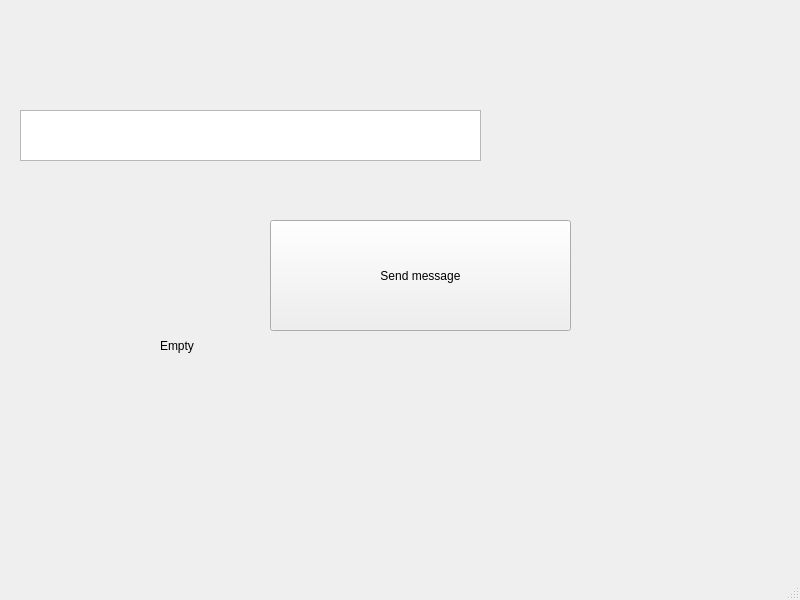
Old version of the form Client (game)/Game/game_window.ui in the repository Dcastroe10/Proyecto-1-Datos-II.
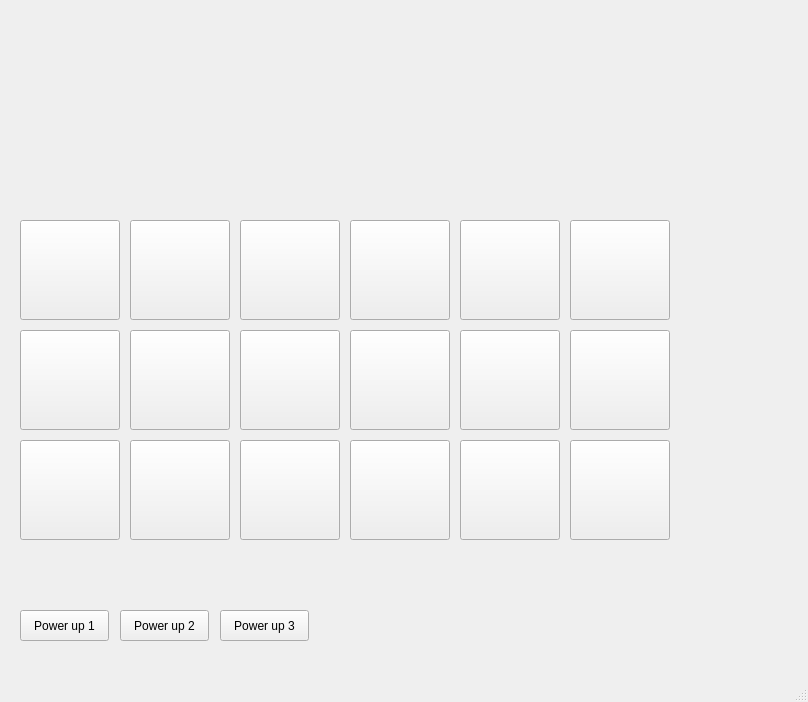
New version of the form.

```diff
--- a/Client (game)/Game/game_window.ui
+++ b/Client (game)/Game/game_window.ui
@@ -6,48 +6,285 @@
    <rect>
     <x>0</x>
     <y>0</y>
-    <width>800</width>
-    <height>600</height>
+    <width>808</width>
+    <height>702</height>
    </rect>
   </property>
   <property name="windowTitle">
    <string>game_window</string>
   </property>
   <widget class="QWidget" name="centralwidget">
-   <widget class="QTextEdit" name="textEdit">
+   <widget class="QPushButton" name="pushButton_1">
     <property name="geometry">
      <rect>
       <x>20</x>
-      <y>110</y>
-      <width>461</width>
-      <height>51</height>
+      <y>220</y>
+      <width>100</width>
+      <height>100</height>
      </rect>
     </property>
+    <property name="text">
+     <string/>
+    </property>
    </widget>
    <widget class="QPushButton" name="pushButton">
     <property name="geometry">
      <rect>
-      <x>270</x>
+      <x>130</x>
       <y>220</y>
-      <width>301</width>
-      <height>111</height>
+      <width>100</width>
+      <height>100</height>
      </rect>
     </property>
     <property name="text">
-     <string>Send message</string>
+     <string/>
     </property>
    </widget>
-   <widget class="QLabel" name="label_de_prueba">
+   <widget class="QPushButton" name="pushButton_3">
     <property name="geometry">
      <rect>
-      <x>160</x>
-      <y>310</y>
-      <width>301</width>
-      <height>71</height>
+      <x>240</x>
+      <y>220</y>
+      <width>100</width>
+      <height>100</height>
      </rect>
     </property>
     <property name="text">
-     <string>Empty</string>
+     <string/>
+    </property>
+   </widget>
+   <widget class="QPushButton" name="pushButton_4">
+    <property name="geometry">
+     <rect>
+      <x>350</x>
+      <y>220</y>
+      <width>100</width>
+      <height>100</height>
+     </rect>
+    </property>
+    <property name="text">
+     <string/>
+    </property>
+   </widget>
+   <widget class="QPushButton" name="pushButton_5">
+    <property name="geometry">
+     <rect>
+      <x>460</x>
+      <y>220</y>
+      <width>100</width>
+      <height>100</height>
+     </rect>
+    </property>
+    <property name="text">
+     <string/>
+    </property>
+   </widget>
+   <widget class="QPushButton" name="pushButton_6">
+    <property name="geometry">
+     <rect>
+      <x>570</x>
+      <y>220</y>
+      <width>100</width>
+      <height>100</height>
+     </rect>
+    </property>
+    <property name="text">
+     <string/>
+    </property>
+   </widget>
+   <widget class="QPushButton" name="pushButton_7">
+    <property name="geometry">
+     <rect>
+      <x>20</x>
+      <y>330</y>
+      <width>100</width>
+      <height>100</height>
+     </rect>
+    </property>
+    <property name="text">
+     <string/>
+    </property>
+   </widget>
+   <widget class="QPushButton" name="pushButton_8">
+    <property name="geometry">
+     <rect>
+      <x>130</x>
+      <y>330</y>
+      <width>100</width>
+      <height>100</height>
+     </rect>
+    </property>
+    <property name="text">
+     <string/>
+    </property>
+   </widget>
+   <widget class="QPushButton" name="pushButton_9">
+    <property name="geometry">
+     <rect>
+      <x>240</x>
+      <y>330</y>
+      <width>100</width>
+      <height>100</height>
+     </rect>
+    </property>
+    <property name="text">
+     <string/>
+    </property>
+   </widget>
+   <widget class="QPushButton" name="pushButton_10">
+    <property name="geometry">
+     <rect>
+      <x>350</x>
+      <y>330</y>
+      <width>100</width>
+      <height>100</height>
+     </rect>
+    </property>
+    <property name="text">
+     <string/>
+    </property>
+   </widget>
+   <widget class="QPushButton" name="pushButton_11">
+    <property name="geometry">
+     <rect>
+      <x>460</x>
+      <y>330</y>
+      <width>100</width>
+      <height>100</height>
+     </rect>
+    </property>
+    <property name="text">
+     <string/>
+    </property>
+   </widget>
+   <widget class="QPushButton" name="pushButton_12">
+    <property name="geometry">
+     <rect>
+      <x>570</x>
+      <y>330</y>
+      <width>100</width>
+      <height>100</height>
+     </rect>
+    </property>
+    <property name="text">
+     <string/>
+    </property>
+   </widget>
+   <widget class="QPushButton" name="pushButton_13">
+    <property name="geometry">
+     <rect>
+      <x>20</x>
+      <y>440</y>
+      <width>100</width>
+      <height>100</height>
+     </rect>
+    </property>
+    <property name="text">
+     <string/>
+    </property>
+   </widget>
+   <widget class="QPushButton" name="pushButton_14">
+    <property name="geometry">
+     <rect>
+      <x>130</x>
+      <y>440</y>
+      <width>100</width>
+      <height>100</height>
+     </rect>
+    </property>
+    <property name="text">
+     <string/>
+    </property>
+   </widget>
+   <widget class="QPushButton" name="pushButton_15">
+    <property name="geometry">
+     <rect>
+      <x>240</x>
+      <y>440</y>
+      <width>100</width>
+      <height>100</height>
+     </rect>
+    </property>
+    <property name="text">
+     <string/>
+    </property>
+   </widget>
+   <widget class="QPushButton" name="pushButton_16">
+    <property name="geometry">
+     <rect>
+      <x>350</x>
+      <y>440</y>
+      <width>100</width>
+      <height>100</height>
+     </rect>
+    </property>
+    <property name="text">
+     <string/>
+    </property>
+   </widget>
+   <widget class="QPushButton" name="pushButton_17">
+    <property name="geometry">
+     <rect>
+      <x>460</x>
+      <y>440</y>
+      <width>100</width>
+      <height>100</height>
+     </rect>
+    </property>
+    <property name="text">
+     <string/>
+    </property>
+   </widget>
+   <widget class="QPushButton" name="pushButton_18">
+    <property name="geometry">
+     <rect>
+      <x>570</x>
+      <y>440</y>
+      <width>100</width>
+      <height>100</height>
+     </rect>
+    </property>
+    <property name="text">
+     <string/>
+    </property>
+   </widget>
+   <widget class="QPushButton" name="power_up1">
+    <property name="geometry">
+     <rect>
+      <x>20</x>
+      <y>610</y>
+      <width>89</width>
+      <height>31</height>
+     </rect>
+    </property>
+    <property name="text">
+     <string>Power up 1</string>
+    </property>
+   </widget>
+   <widget class="QPushButton" name="power_up2">
+    <property name="geometry">
+     <rect>
+      <x>120</x>
+      <y>610</y>
+      <width>89</width>
+      <height>31</height>
+     </rect>
+    </property>
+    <property name="text">
+     <string>Power up 2</string>
+    </property>
+   </widget>
+   <widget class="QPushButton" name="power_up3">
+    <property name="geometry">
+     <rect>
+      <x>220</x>
+      <y>610</y>
+      <width>89</width>
+      <height>31</height>
+     </rect>
+    </property>
+    <property name="text">
+     <string>Power up 3</string>
     </property>
    </widget>
   </widget>
```
Left out of the diff: 4 changed lines with no effect on the pictures.
